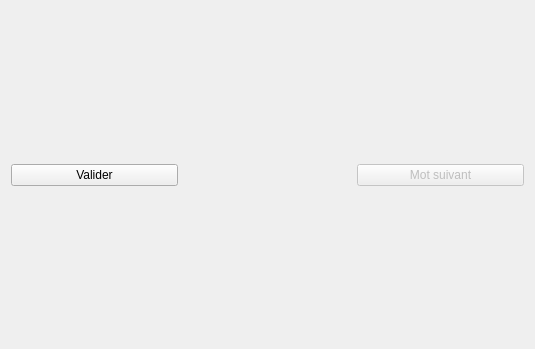
Qt form widgetquizvocablaststep.ui (EldernXa/LearnVocab) before a commit.
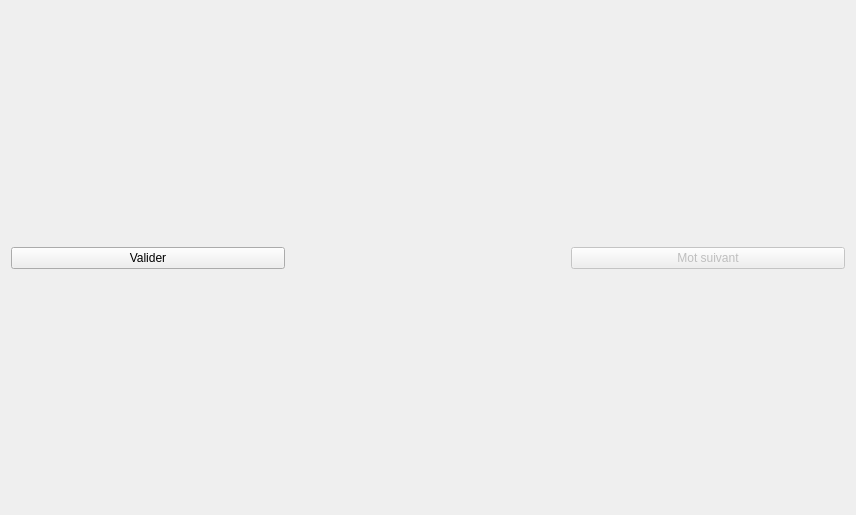
The same form after that commit.

Commit message: fix resizing width in quiz

Patch:
```diff
--- a/widgetquizvocablaststep.ui
+++ b/widgetquizvocablaststep.ui
@@ -6,8 +6,8 @@
    <rect>
     <x>0</x>
     <y>0</y>
-    <width>535</width>
-    <height>349</height>
+    <width>856</width>
+    <height>515</height>
    </rect>
   </property>
   <property name="windowTitle">
```
The commit also changes 1 other file.
